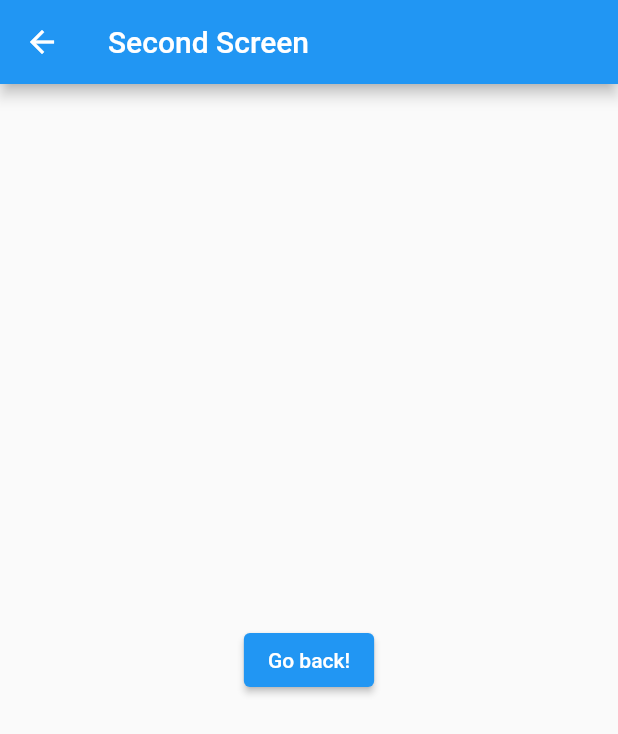
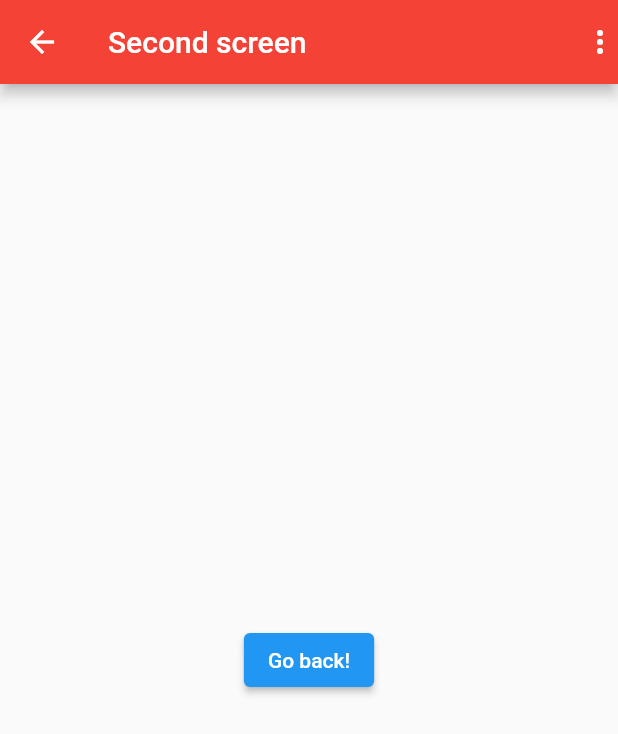
Before and after one commit to Dharani-Mediwave/flutterlearn, a Flutter app: the screen it shows after launch, after a tap on "Launch screen", on a phone screen of 412 x 824 dp. Shown: the top 734 px of the screen. Run offline on Flutter 3.47's test engine with Material 2 defaults, Android fonts, the phone set to English and light mode, and no system bars; our stand-ins replace font_awesome_flutter; network calls fail.

Commit message:
Added common appbar

```diff
--- a/lib/screens/FirstScreen.dart
+++ b/lib/screens/FirstScreen.dart
@@ -1,4 +1,5 @@
 import 'package:flutter/material.dart';
+import '../widgets/BaseAppBar.dart';
 
 class FirstScreen extends StatelessWidget {
   const FirstScreen({super.key});
@@ -6,8 +7,10 @@ class FirstScreen extends StatelessWidget {
   @override
   Widget build(BuildContext context) {
     return Scaffold(
-      appBar: AppBar(
-        title: const Text('First Screen'),
+      appBar: BaseAppBar(
+        title: Text("First screen"),
+        appBar: AppBar(),
+        widgets: <Widget>[Icon(Icons.more_vert)],
       ),
       body: DecoratedBox(
         decoration: BoxDecoration(
--- a/lib/screens/SecondScreen.dart
+++ b/lib/screens/SecondScreen.dart
@@ -1,4 +1,5 @@
 import 'package:flutter/material.dart';
+import '../widgets/BaseAppBar.dart';
 
 class SecondScreen extends StatelessWidget {
   const SecondScreen({super.key});
@@ -6,8 +7,10 @@ class SecondScreen extends StatelessWidget {
   @override
   Widget build(BuildContext context) {
     return Scaffold(
-      appBar: AppBar(
-        title: const Text('Second Screen'),
+      appBar: BaseAppBar(
+        title: Text("Second screen"),
+        appBar: AppBar(),
+        widgets: <Widget>[Icon(Icons.more_vert)],
       ),
       body: Center(
         child: ElevatedButton(
--- /dev/null
+++ b/lib/widgets/BaseAppBar.dart
@@ -0,0 +1,27 @@
+import 'package:flutter/material.dart';
+
+class BaseAppBar extends StatelessWidget implements PreferredSizeWidget {
+  final Color backgroundColor = Colors.red;
+  final Text title;
+  final AppBar appBar;
+  final List<Widget> widgets;
+
+  const BaseAppBar(
+      {super.key,
+      required this.title,
+      required this.appBar,
+      required this.widgets});
+
+  @override
+  Widget build(BuildContext context) {
+    return AppBar(
+      title: title,
+      backgroundColor: backgroundColor,
+      actions: widgets,
+    );
+  }
+
+  @override
+  // TODO: implement preferredSize
+  Size get preferredSize => new Size.fromHeight(appBar.preferredSize.height);
+}
```
